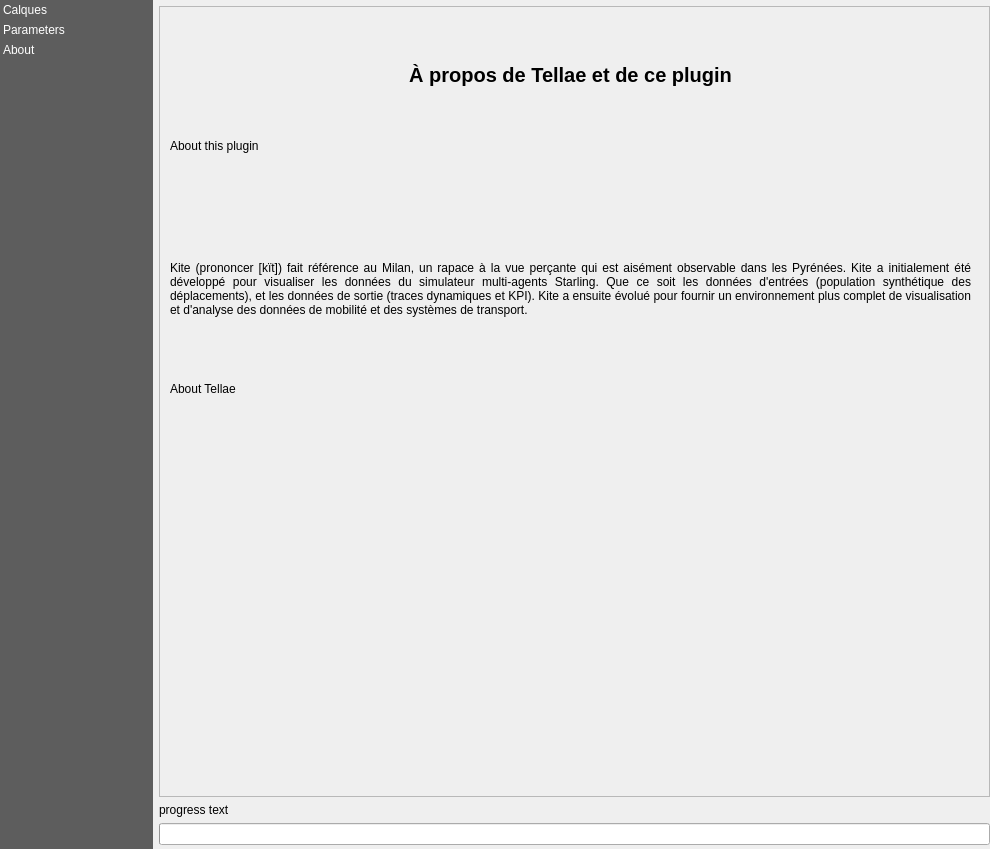
The window that tellae/dialogs/main_window.ui (tellae/qgis-tellae-plugin) describes before a commit, drawn with Qt 5.
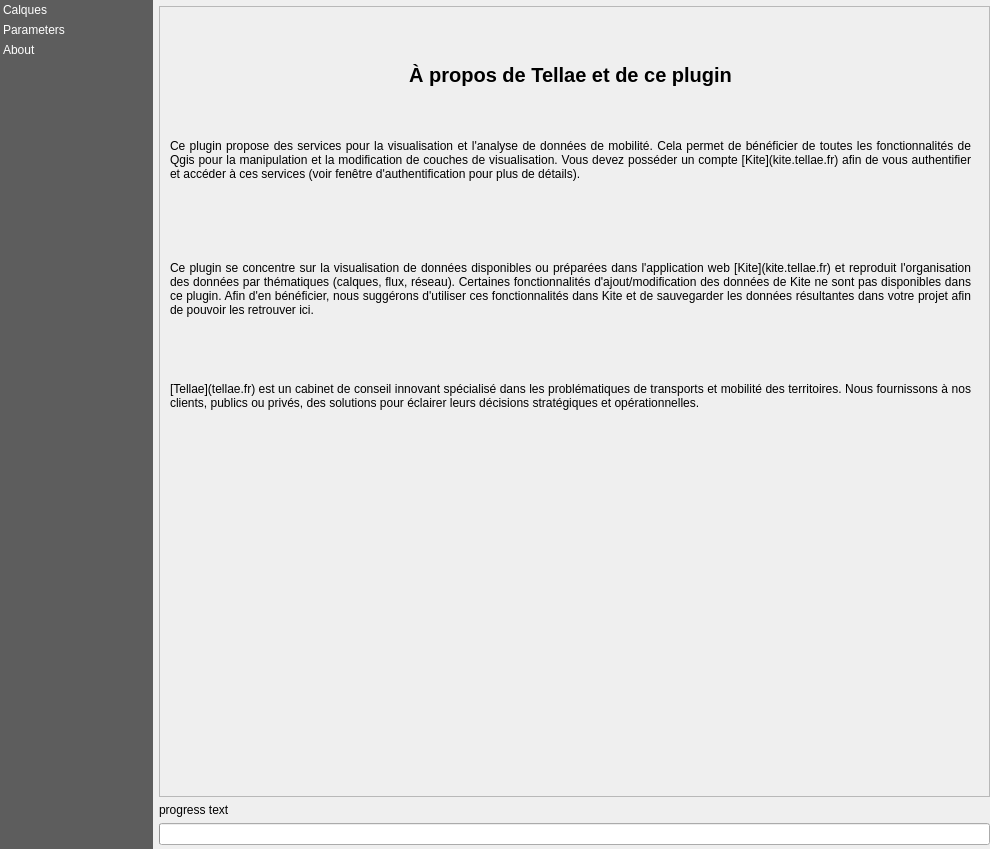
The same window after the commit. The open tabs and pages were chosen to show the change. Custom widgets are drawn as their Qt base class.

Commit message: about texts

```diff
--- a/tellae/dialogs/main_window.ui
+++ b/tellae/dialogs/main_window.ui
@@ -461,7 +461,10 @@
               <item>
                <widget class="QLabel" name="label_6">
                 <property name="text">
-                 <string>About this plugin</string>
+                 <string>Ce plugin propose des services pour la visualisation et l'analyse de données de mobilité. Cela permet de bénéficier de toutes les fonctionnalités de Qgis pour la manipulation et la modification de couches de visualisation. Vous devez posséder un compte [Kite](kite.tellae.fr) afin de vous authentifier et accéder à ces services (voir fenêtre d'authentification pour plus de détails).</string>
+                </property>
+                <property name="textFormat">
+                 <enum>Qt::MarkdownText</enum>
                 </property>
                 <property name="alignment">
                  <set>Qt::AlignJustify|Qt::AlignTop</set>
@@ -474,7 +477,10 @@
               <item>
                <widget class="QLabel" name="label_7">
                 <property name="text">
-                 <string>Kite (prononcer [kït]) fait référence au Milan, un rapace à la vue perçante qui est aisément observable dans les Pyrénées. Kite a initialement été développé pour visualiser les données du simulateur multi-agents Starling. Que ce soit les données d'entrées (population synthétique des déplacements), et les données de sortie (traces dynamiques et KPI). Kite a ensuite évolué pour fournir un environnement plus complet de visualisation et d'analyse des données de mobilité et des systèmes de transport.</string>
+                 <string>Ce plugin se concentre sur la visualisation de données disponibles ou préparées dans l'application web [Kite](kite.tellae.fr) et reproduit l'organisation des données par thématiques (calques, flux, réseau). Certaines fonctionnalités d'ajout/modification des données de Kite ne sont pas disponibles dans ce plugin. Afin d'en bénéficier, nous suggérons d'utiliser ces fonctionnalités dans Kite et de sauvegarder les données résultantes dans votre projet afin de pouvoir les retrouver ici.</string>
+                </property>
+                <property name="textFormat">
+                 <enum>Qt::MarkdownText</enum>
                 </property>
                 <property name="alignment">
                  <set>Qt::AlignJustify|Qt::AlignTop</set>
@@ -487,7 +493,10 @@
               <item>
                <widget class="QLabel" name="about_plugin">
                 <property name="text">
-                 <string>About Tellae</string>
+                 <string>[Tellae](tellae.fr) est un cabinet de conseil innovant spécialisé dans les problématiques de transports et mobilité des territoires. Nous fournissons à nos clients, publics ou privés, des solutions pour éclairer leurs décisions stratégiques et opérationnelles.</string>
+                </property>
+                <property name="textFormat">
+                 <enum>Qt::MarkdownText</enum>
                 </property>
                 <property name="alignment">
                  <set>Qt::AlignJustify|Qt::AlignTop</set>
```
Left out of the diff: 2 changed lines with no effect on the pictures.
